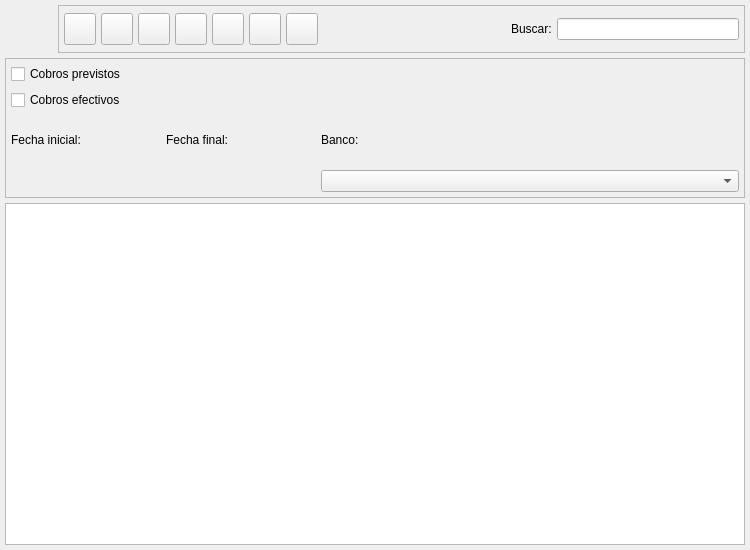
Before: the Qt Designer form bulmages/bulmafact/plugins/pluginbf_asociacion/jdirectivalistbase.ui in eboladev/Bulmages-1, drawn with Qt 5.
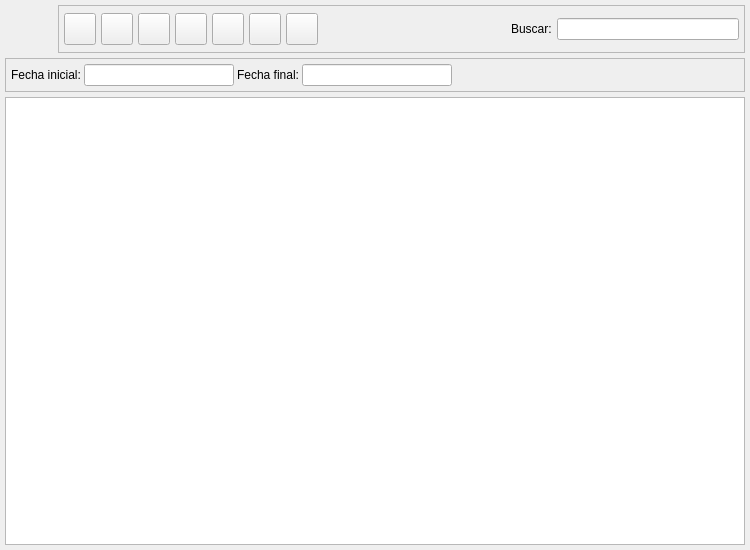
After: the same form once the commit is applied. Icons and pictures are not drawn. Custom widgets are drawn as their Qt base class.

Patch:
```diff
--- a/bulmages/bulmafact/plugins/pluginbf_asociacion/jdirectivalistbase.ui
+++ b/bulmages/bulmafact/plugins/pluginbf_asociacion/jdirectivalistbase.ui
@@ -27,12 +27,12 @@
    <property name="spacing" >
     <number>5</number>
    </property>
-   <item row="1" column="0" >
-    <widget class="QFrame" name="m_busqueda" >
-     <property name="minimumSize" >
+   <item row="1" column="0">
+    <widget class="QFrame" name="m_busqueda">
+     <property name="minimumSize">
       <size>
        <width>16</width>
-       <height>140</height>
+       <height>20</height>
       </size>
      </property>
      <property name="frameShape" >
@@ -41,70 +41,24 @@
      <property name="frameShadow" >
       <enum>QFrame::Raised</enum>
      </property>
-     <layout class="QGridLayout" >
-      <property name="margin" >
-       <number>5</number>
-      </property>
-      <property name="spacing" >
-       <number>5</number>
-      </property>
-      <item row="1" column="2" >
-       <widget class="QLabel" name="textLabel1_5" >
-        <property name="text" >
-         <string>Banco:</string>
-        </property>
-       </widget>
-      </item>
-      <item row="2" column="2" >
-       <widget class="BfBuscarBanco" name="mui_idbanco" >
-        <property name="sizePolicy" >
-         <sizepolicy vsizetype="Fixed" hsizetype="Expanding" >
+     <layout class="QHBoxLayout" name="horizontalLayout">
+      <item>
+       <widget class="QLabel" name="textLabel1_4">
+        <property name="sizePolicy">
+         <sizepolicy hsizetype="Fixed" vsizetype="Fixed">
           <horstretch>0</horstretch>
           <verstretch>0</verstretch>
          </sizepolicy>
         </property>
-        <property name="minimumSize" >
-         <size>
-          <width>200</width>
-          <height>21</height>
-         </size>
-        </property>
-       </widget>
-      </item>
-      <item row="1" column="1" >
-       <widget class="QLabel" name="textLabel1_4_2" >
-        <property name="text" >
-         <string>Fecha final:</string>
-        </property>
-       </widget>
-      </item>
-      <item row="2" column="1" >
-       <widget class="BlDateSearch" native="1" name="m_fechafin" >
-        <property name="sizePolicy" >
-         <sizepolicy vsizetype="Preferred" hsizetype="Fixed" >
-          <horstretch>0</horstretch>
-          <verstretch>0</verstretch>
-         </sizepolicy>
-        </property>
-        <property name="minimumSize" >
-         <size>
-          <width>150</width>
-          <height>21</height>
-         </size>
-        </property>
-       </widget>
-      </item>
-      <item row="1" column="0" >
-       <widget class="QLabel" name="textLabel1_4" >
-        <property name="text" >
+        <property name="text">
          <string>Fecha inicial:</string>
         </property>
        </widget>
       </item>
-      <item row="2" column="0" >
-       <widget class="BlDateSearch" native="1" name="m_fechain" >
-        <property name="sizePolicy" >
-         <sizepolicy vsizetype="Preferred" hsizetype="Fixed" >
+      <item>
+       <widget class="BlDateSearch" name="m_fechain">
+        <property name="sizePolicy">
+         <sizepolicy hsizetype="Fixed" vsizetype="Fixed">
           <horstretch>0</horstretch>
           <verstretch>0</verstretch>
          </sizepolicy>
@@ -117,39 +71,47 @@
         </property>
        </widget>
       </item>
-      <item row="0" column="0" colspan="3" >
-       <layout class="QHBoxLayout" >
-        <property name="spacing" >
-         <number>5</number>
+      <item>
+       <widget class="QLabel" name="textLabel1_4_2">
+        <property name="sizePolicy">
+         <sizepolicy hsizetype="Fixed" vsizetype="Fixed">
+          <horstretch>0</horstretch>
+          <verstretch>0</verstretch>
+         </sizepolicy>
         </property>
-        <property name="margin" >
-         <number>0</number>
+        <property name="text">
+         <string>Fecha final:</string>
         </property>
-        <item>
-         <layout class="QVBoxLayout" >
-          <property name="spacing" >
-           <number>6</number>
-          </property>
-          <property name="margin" >
-           <number>0</number>
-          </property>
-          <item>
-           <widget class="QCheckBox" name="mui_previsiones" >
-            <property name="text" >
-             <string>Cobros previstos</string>
-            </property>
-           </widget>
-          </item>
-          <item>
-           <widget class="QCheckBox" name="mui_efectivos" >
-            <property name="text" >
-             <string>Cobros efectivos</string>
-            </property>
-           </widget>
-          </item>
-         </layout>
-        </item>
-       </layout>
+       </widget>
+      </item>
+      <item>
+       <widget class="BlDateSearch" name="m_fechafin">
+        <property name="sizePolicy">
+         <sizepolicy hsizetype="Fixed" vsizetype="Fixed">
+          <horstretch>0</horstretch>
+          <verstretch>0</verstretch>
+         </sizepolicy>
+        </property>
+        <property name="minimumSize">
+         <size>
+          <width>150</width>
+          <height>21</height>
+         </size>
+        </property>
+       </widget>
+      </item>
+      <item>
+       <spacer name="horizontalSpacer">
+        <property name="orientation">
+         <enum>Qt::Horizontal</enum>
+        </property>
+        <property name="sizeHint" stdset="0">
+         <size>
+          <width>242</width>
+          <height>20</height>
+         </size>
+        </property>
+       </spacer>
       </item>
      </layout>
     </widget>
@@ -157,12 +119,12 @@
    <item row="2" column="0" >
     <widget class="JDirectivaListSubForm" name="mui_list" />
    </item>
-   <item row="0" column="0" >
-    <layout class="QHBoxLayout" >
-     <property name="spacing" >
+   <item row="0" column="0">
+    <layout class="QHBoxLayout">
+     <property name="spacing">
       <number>5</number>
      </property>
-     <property name="margin" >
+     <property name="margin">
       <number>0</number>
      </property>
      <item>
@@ -533,17 +495,12 @@
    </item>
   </layout>
  </widget>
- <layoutdefault spacing="3" margin="5" />
+ <layoutdefault spacing="3" margin="5"/>
  <customwidgets>
   <customwidget>
    <class>BlDateSearch</class>
-   <extends>QWidget</extends>
-   <header>../../bulmalib/src/bldatesearch.h</header>
-  </customwidget>
-  <customwidget>
-   <class>BfBuscarBanco</class>
-   <extends>QComboBox</extends>
-   <header>bfbuscarbanco.h</header>
+   <extends>QLineEdit</extends>
+   <header>bldatesearch.h</header>
   </customwidget>
   <customwidget>
    <class>JDirectivaListSubForm</class>
```
Left out of the diff: 233 changed lines with no effect on the pictures.
